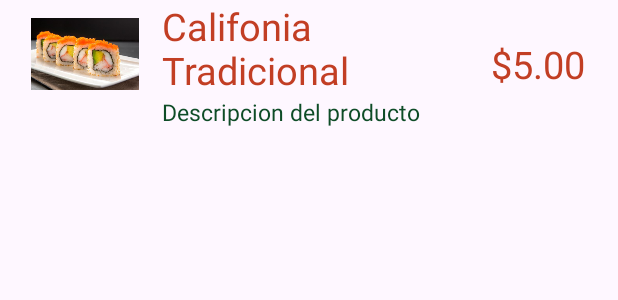
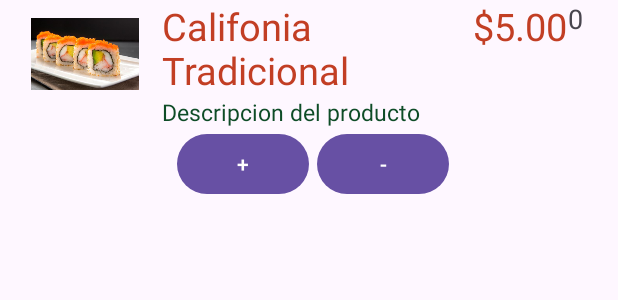
Before and after one commit to hervey137/ProyectoMovilesOrdendeComidas, an Android app: the layout producto_view.xml on its own in the app's theme, with its tools: preview values and no code run, on a phone screen of 412 x 824 dp. Shown: the top 300 px of the screen. Run offline under Robolectric (Android 15) with nearby library versions, the phone set to English and light mode, and no system bars.

Commit message:
Actualizacion Hector Añadiendo botones de cantidad de producto y de finalizar pedido

```diff
--- a/ProyectoOrdendeComidasEquipo2/app/src/main/java/mx/edu/potros/proyectoordendecomidasequipo2/Product.kt
+++ b/ProyectoOrdendeComidasEquipo2/app/src/main/java/mx/edu/potros/proyectoordendecomidasequipo2/Product.kt
@@ -1,3 +1,3 @@
 package mx.edu.potros.proyectoordendecomidasequipo2
 
-data class Product(var name: String, var image: Int, var description: String, var price: Double)
+data class Product(var name: String, var image: Int, var description: String, var price: Double, var cantidadSeleccionada: Int = 0)
--- a/ProyectoOrdendeComidasEquipo2/app/src/main/res/layout/producto_view.xml
+++ b/ProyectoOrdendeComidasEquipo2/app/src/main/res/layout/producto_view.xml
@@ -1,53 +1,89 @@
 <?xml version="1.0" encoding="utf-8"?>
 <LinearLayout xmlns:android="http://schemas.android.com/apk/res/android"
-    android:orientation="horizontal"
+    android:orientation="vertical"
     android:layout_width="match_parent"
     android:layout_height="wrap_content"
     android:layout_marginLeft="15dp"
     android:layout_marginRight="15dp">
 
+    <!-- Contenido de productos -->
+    <LinearLayout
+        android:orientation="horizontal"
+        android:layout_width="match_parent"
+        android:layout_height="wrap_content"
+        android:layout_marginLeft="5dp">
+
         <ImageView
             android:id="@+id/producto_img"
             android:layout_width="72dp"
             android:layout_height="72dp"
-        android:src="@mipmap/californiatradicional"
-        android:layout_marginLeft="5dp" />
+            android:src="@mipmap/californiatradicional"/>
 
         <LinearLayout
             android:layout_width="0dp"
             android:layout_weight="3"
             android:layout_height="wrap_content"
-        android:orientation="vertical">
+            android:orientation="vertical"
+            android:layout_marginLeft="15dp"
+            android:layout_marginRight="15dp">
 
             <TextView
                 android:id="@+id/producto_nombre"
                 android:layout_width="match_parent"
                 android:layout_height="wrap_content"
                 android:textColor="@color/rojo"
-            android:layout_marginLeft="15dp"
-            android:layout_marginRight="15dp"
                 android:text="Califonia Tradicional"
-            android:textSize="25dp" />
+                android:textSize="25sp"/>
 
             <TextView
                 android:id="@+id/producto_desc"
                 android:layout_width="match_parent"
                 android:layout_height="wrap_content"
                 android:textColor="@color/verde"
-            android:layout_marginLeft="15dp"
-            android:layout_marginRight="15dp"
                 android:text="Descripcion del producto"
-            android:textSize="15sp" />
+                android:textSize="15sp"/>
+
+            <LinearLayout
+                android:layout_width="match_parent"
+                android:layout_height="wrap_content"
+                android:orientation="horizontal"
+                android:gravity="end">
+
+                <Button
+                    android:id="@+id/btnAgregar"
+                    android:layout_width="wrap_content"
+                    android:layout_height="wrap_content"
+                    android:text="+"/>
+
+                <Button
+                    android:id="@+id/btnEliminar"
+                    android:layout_width="wrap_content"
+                    android:layout_height="wrap_content"
+                    android:text="-"
+                    android:layout_marginLeft="5dp"/>
+            </LinearLayout>
         </LinearLayout>
 
         <TextView
             android:id="@+id/producto_precio"
             android:layout_width="0dp"
             android:layout_weight="1"
-        android:layout_height="match_parent"
+            android:layout_height="wrap_content"
             android:gravity="center"
             android:textColor="@color/rojo"
             android:text="$5.00"
-        android:textSize="25sp" />
+            android:textSize="25sp"/>
 
+        <TextView
+            android:id="@+id/textViewCantidad"
+            android:layout_width="wrap_content"
+            android:layout_height="wrap_content"
+            android:text="0"
+            android:textSize="18sp"
+            android:layout_marginTop="8dp"
+            android:layout_marginEnd="8dp"
+            android:layout_marginRight="8dp"
+            android:layout_marginBottom="8dp"
+            android:layout_gravity="end"/>
     </LinearLayout>
+</LinearLayout>
```
Also changed, not shown: ProyectoOrdendeComidasEquipo2/app/src/main/java/mx/edu/potros/proyectoordendecomidasequipo2/ProductosActivity.kt (+74 -29 lines), ProyectoOrdendeComidasEquipo2/app/src/main/res/layout/activity_productos.xml (+11 -5 lines). Lines whose indentation alone changed are shown as unchanged.
